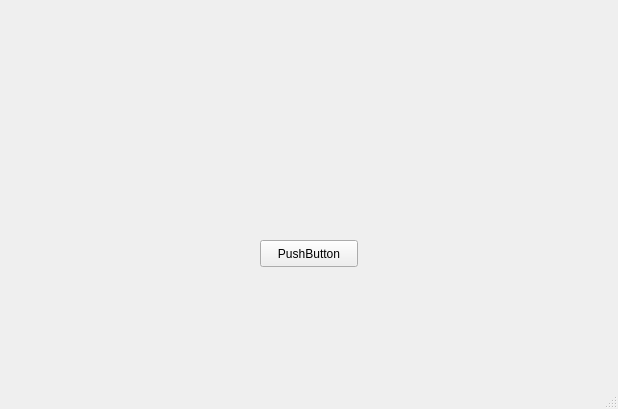
Before: the Qt Designer form all-4-pong/start.ui in twetm967/all-4-pong, drawn with Qt 5.
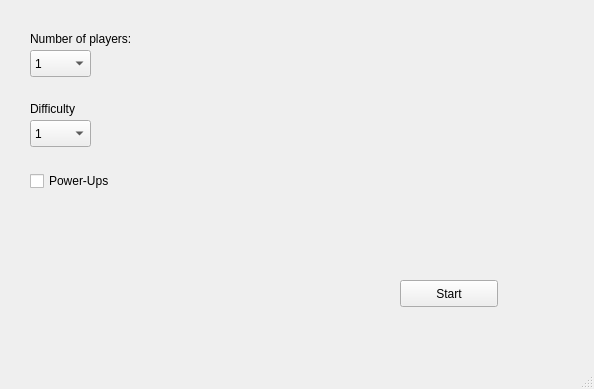
After: the same form once the commit is applied.

Commit message: network start

Diff of the .ui file:
```diff
--- a/all-4-pong/start.ui
+++ b/all-4-pong/start.ui
@@ -2,29 +2,129 @@
 <ui version="4.0">
  <class>Start</class>
  <widget class="QMainWindow" name="Start">
+  <property name="enabled">
+   <bool>true</bool>
+  </property>
   <property name="geometry">
    <rect>
     <x>0</x>
     <y>0</y>
-    <width>618</width>
-    <height>409</height>
+    <width>594</width>
+    <height>389</height>
    </rect>
   </property>
   <property name="windowTitle">
    <string>MainWindow</string>
   </property>
   <widget class="QWidget" name="centralwidget">
-   <widget class="QPushButton" name="pushButton">
+   <widget class="QPushButton" name="start_Btn">
+    <property name="enabled">
+     <bool>true</bool>
+    </property>
     <property name="geometry">
      <rect>
-      <x>260</x>
-      <y>240</y>
+      <x>400</x>
+      <y>280</y>
       <width>98</width>
       <height>27</height>
      </rect>
     </property>
     <property name="text">
-     <string>PushButton</string>
+     <string>Start</string>
+    </property>
+   </widget>
+   <widget class="QComboBox" name="players_comboBox">
+    <property name="geometry">
+     <rect>
+      <x>30</x>
+      <y>50</y>
+      <width>61</width>
+      <height>27</height>
+     </rect>
+    </property>
+    <item>
+     <property name="text">
+      <string>1</string>
+     </property>
+    </item>
+    <item>
+     <property name="text">
+      <string>2</string>
+     </property>
+    </item>
+    <item>
+     <property name="text">
+      <string>3</string>
+     </property>
+    </item>
+    <item>
+     <property name="text">
+      <string>4</string>
+     </property>
+    </item>
+   </widget>
+   <widget class="QLabel" name="label">
+    <property name="geometry">
+     <rect>
+      <x>30</x>
+      <y>30</y>
+      <width>141</width>
+      <height>17</height>
+     </rect>
+    </property>
+    <property name="text">
+     <string>Number of players:</string>
+    </property>
+   </widget>
+   <widget class="QComboBox" name="dif_comboBox_">
+    <property name="geometry">
+     <rect>
+      <x>30</x>
+      <y>120</y>
+      <width>61</width>
+      <height>27</height>
+     </rect>
+    </property>
+    <item>
+     <property name="text">
+      <string>1</string>
+     </property>
+    </item>
+    <item>
+     <property name="text">
+      <string>2</string>
+     </property>
+    </item>
+    <item>
+     <property name="text">
+      <string>3</string>
+     </property>
+    </item>
+   </widget>
+   <widget class="QLabel" name="label_2">
+    <property name="geometry">
+     <rect>
+      <x>30</x>
+      <y>100</y>
+      <width>66</width>
+      <height>17</height>
+     </rect>
+    </property>
+    <property name="text">
+     <string>Difficulty</string>
+    </property>
+   </widget>
+   <widget class="QCheckBox" name="power_checkBox">
+    <property name="geometry">
+     <rect>
+      <x>30</x>
+      <y>170</y>
+      <width>101</width>
+      <height>22</height>
+     </rect>
+    </property>
+    <property name="text">
+     <string>Power-Ups</string>
     </property>
    </widget>
   </widget>
```
Left out of the diff: 2 changed lines with no effect on the pictures. The commit also changes 7 other files.
